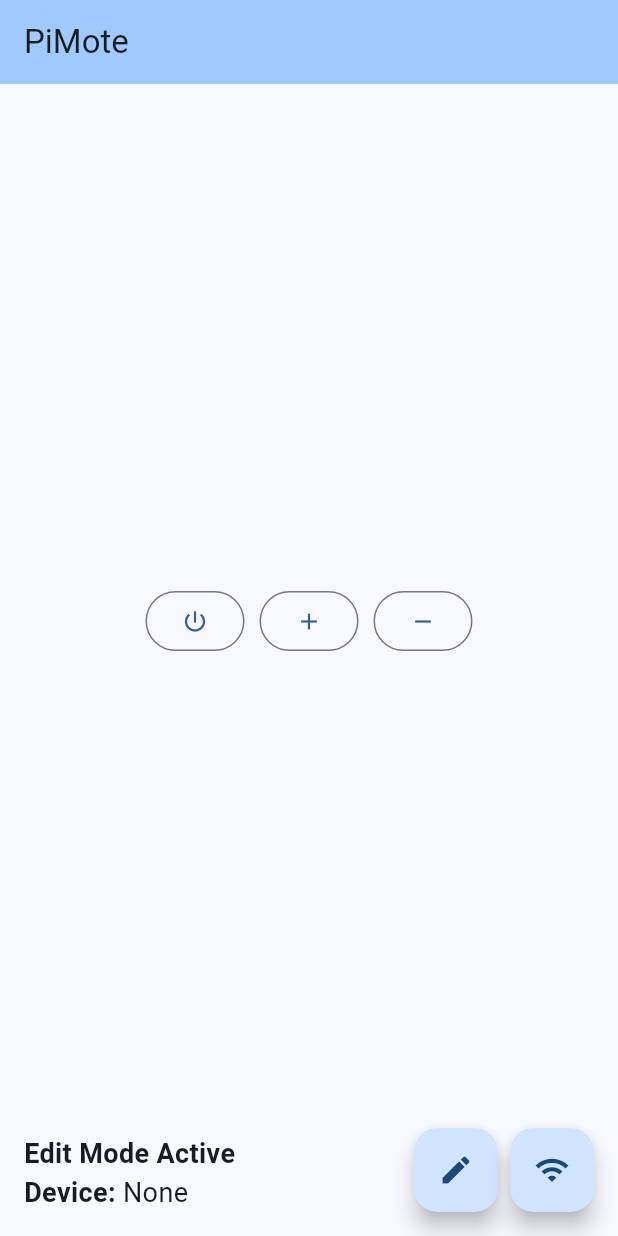
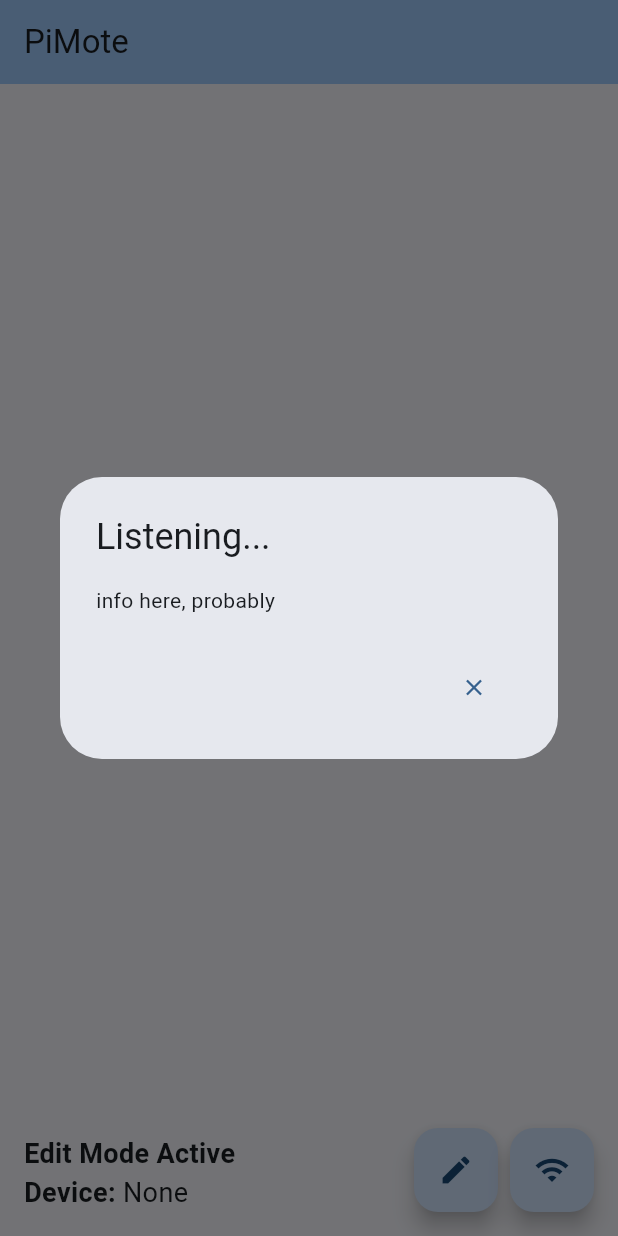
Before and after one commit to arobinson434/PiMote, a Flutter app: the screen it shows after launch, after a tap on the "edit" icon, after a tap on the "power settings new" icon, on a phone screen of 412 x 824 dp. Run offline on Flutter 3.47's test engine with Material 3 defaults, Android fonts, the phone set to English and light mode, and no system bars; missing offline and left inert: android_multicast_lock, protobuf.

Commit message:
Working towards learning IR commands; This commit adds an IR commands proto and dart file, a command manager model (cmdmgr_model) that can send and receive IR commands, and updates the UI to use those

```diff
--- /dev/null
+++ b/lib/messages/ir_command.pb.dart
@@ -0,0 +1,76 @@
+//
+//  Generated code. Do not modify.
+//  source: ir_command.proto
+//
+// @dart = 2.12
+
+// ignore_for_file: annotate_overrides, camel_case_types, comment_references
+// ignore_for_file: constant_identifier_names, library_prefixes
+// ignore_for_file: non_constant_identifier_names, prefer_final_fields
+// ignore_for_file: unnecessary_import, unnecessary_this, unused_import
+
+import 'dart:core' as $core;
+
+import 'package:protobuf/protobuf.dart' as $pb;
+
+class IrCommand extends $pb.GeneratedMessage {
+  factory IrCommand({
+    $core.String? name,
+    $core.Iterable<$core.int>? interval,
+  }) {
+    final $result = create();
+    if (name != null) {
+      $result.name = name;
+    }
+    if (interval != null) {
+      $result.interval.addAll(interval);
+    }
+    return $result;
+  }
+  IrCommand._() : super();
+  factory IrCommand.fromBuffer($core.List<$core.int> i, [$pb.ExtensionRegistry r = $pb.ExtensionRegistry.EMPTY]) => create()..mergeFromBuffer(i, r);
+  factory IrCommand.fromJson($core.String i, [$pb.ExtensionRegistry r = $pb.ExtensionRegistry.EMPTY]) => create()..mergeFromJson(i, r);
+
+  static final $pb.BuilderInfo _i = $pb.BuilderInfo(_omitMessageNames ? '' : 'IrCommand', package: const $pb.PackageName(_omitMessageNames ? '' : 'IrRelay'), createEmptyInstance: create)
+    ..aOS(1, _omitFieldNames ? '' : 'name')
+    ..p<$core.int>(2, _omitFieldNames ? '' : 'interval', $pb.PbFieldType.KU3)
+    ..hasRequiredFields = false
+  ;
+
+  @$core.Deprecated(
+  'Using this can add significant overhead to your binary. '
+  'Use [GeneratedMessageGenericExtensions.deepCopy] instead. '
+  'Will be removed in next major version')
+  IrCommand clone() => IrCommand()..mergeFromMessage(this);
+  @$core.Deprecated(
+  'Using this can add significant overhead to your binary. '
+  'Use [GeneratedMessageGenericExtensions.rebuild] instead. '
+  'Will be removed in next major version')
+  IrCommand copyWith(void Function(IrCommand) updates) => super.copyWith((message) => updates(message as IrCommand)) as IrCommand;
+
+  $pb.BuilderInfo get info_ => _i;
+
+  @$core.pragma('dart2js:noInline')
+  static IrCommand create() => IrCommand._();
+  IrCommand createEmptyInstance() => create();
+  static $pb.PbList<IrCommand> createRepeated() => $pb.PbList<IrCommand>();
+  @$core.pragma('dart2js:noInline')
+  static IrCommand getDefault() => _defaultInstance ??= $pb.GeneratedMessage.$_defaultFor<IrCommand>(create);
+  static IrCommand? _defaultInstance;
+
+  @$pb.TagNumber(1)
+  $core.String get name => $_getSZ(0);
+  @$pb.TagNumber(1)
+  set name($core.String v) { $_setString(0, v); }
+  @$pb.TagNumber(1)
+  $core.bool hasName() => $_has(0);
+  @$pb.TagNumber(1)
+  void clearName() => clearField(1);
+
+  @$pb.TagNumber(2)
+  $core.List<$core.int> get interval => $_getList(1);
+}
+
+
+const _omitFieldNames = $core.bool.fromEnvironment('protobuf.omit_field_names');
+const _omitMessageNames = $core.bool.fromEnvironment('protobuf.omit_message_names');
--- /dev/null
+++ b/lib/screens/edit_button.dart
@@ -0,0 +1,42 @@
+import 'dart:async';
+import 'package:flutter/material.dart';
+import 'package:android_multicast_lock/android_multicast_lock.dart';
+
+import 'package:pi_mote/views/devices_listview.dart';
+
+Future<void> launchButtonEditor(BuildContext context) {
+  return showDialog<void>(
+    context: context,
+    builder: (BuildContext context) {
+      return _ButtonEditor();
+    }
+  );
+}
+
+class _ButtonEditor extends StatefulWidget {
+  const _ButtonEditor({super.key});
+
+  @override
+  State<_ButtonEditor> createState() => _ButtonEditorState();
+}
+
+class _ButtonEditorState extends State<_ButtonEditor> {
+  @override
+  Widget build(BuildContext context) {
+    return AlertDialog(
+      title: const Text('Listening...'),
+      content: Container(
+        width: double.maxFinite,
+        child: Text("info here, probably"),
+      ),
+      actions: <Widget>[
+        TextButton(
+          child: const Icon(Icons.close),
+          onPressed: () {
+            Navigator.of(context).pop();
+          },
+        ),
+      ],
+    );
+  }
+}
--- a/lib/viewmodels/cmdmgr_viewmodel.dart
+++ b/lib/viewmodels/cmdmgr_viewmodel.dart
@@ -1,8 +1,16 @@
+import 'dart:async';
 import 'package:flutter/foundation.dart';
 
+import 'package:pi_mote/messages/ir_command.pb.dart';
+import 'package:pi_mote/models/cmdmgr_model.dart';
+
+typedef Commands = Map<String, IrCommand>;
+
 class CmdMgrViewModel extends ChangeNotifier {
-  bool _learningEnabled = false;
+  final CmdMgrModel _model    = CmdMgrModel();
+  final Commands    _commands = Commands();
 
+  bool  _learningEnabled   = false;
   bool get learningEnabled => _learningEnabled;
   void set learningEnabled(bool enabled) {
     if ( enabled != _learningEnabled ) {
@@ -15,4 +23,18 @@ class CmdMgrViewModel extends ChangeNotifier {
     _learningEnabled = !_learningEnabled;
     notifyListeners();
   }
+
+  Future<IrCommand?> listenForCommand() => _model.getCommand();
+
+  void saveCommandAs(IrCommand cmd, String name) {
+    _commands[name] = cmd;
+  }
+
+  Future<void> sendCommand(String name) {
+    return _model.sendCommand( _commands[name]! );
+  }
+
+  bool commandAvailable(String name) {
+    return _commands.containsKey(name);
+  }
 }
--- a/lib/viewmodels/devices_viewmodel.dart
+++ b/lib/viewmodels/devices_viewmodel.dart
@@ -3,9 +3,9 @@ import 'package:flutter/foundation.dart';
 import 'package:pi_mote/models/devices_model.dart';
 
 class DevicesViewModel extends ChangeNotifier {
-  final DevicesModel _model    = DevicesModel();
+  final DevicesModel _model   = DevicesModel();
   final Devices      _devices = {};
-  String?             _current;
+  String?            _current;
 
   DevicesViewModel() {
     _model.getEventStream().listen(processEmittingEntity);
```
Also changed, not shown: lib/components/remote_button.dart (+6 -2 lines), lib/messages/ir_command.pbjson.dart (added, +28 -0 lines), lib/messages/ir_command.pbserver.dart (added, +13 -0 lines), lib/models/cmdmgr_model.dart (added, +56 -0 lines), 1 other file.
